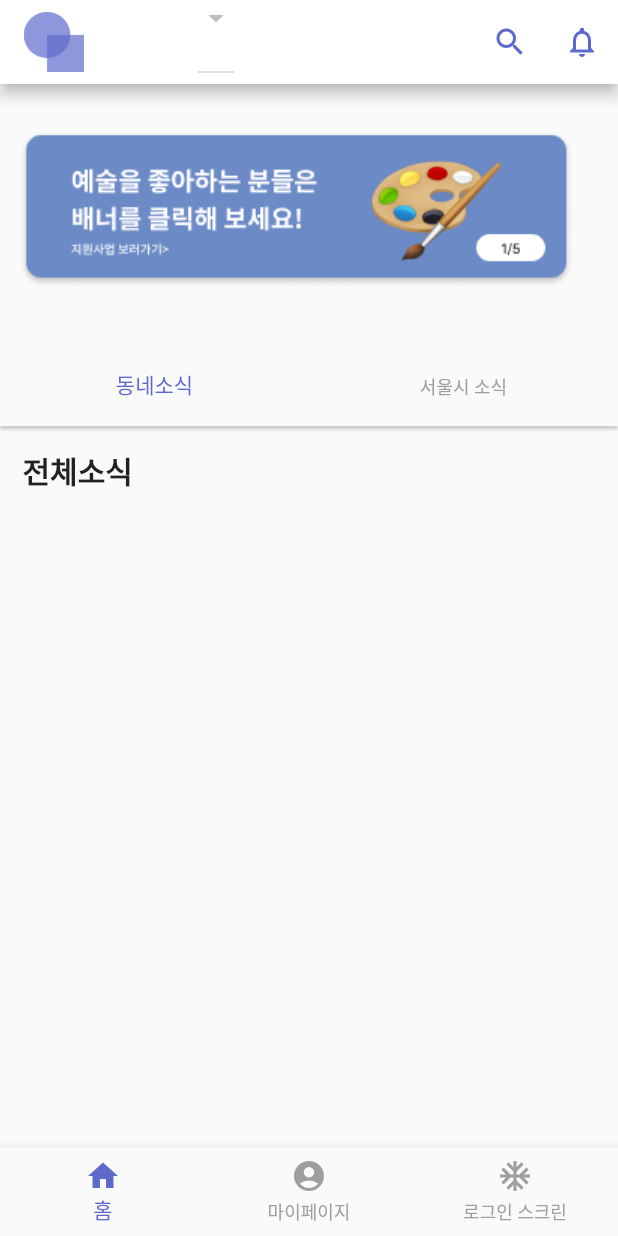
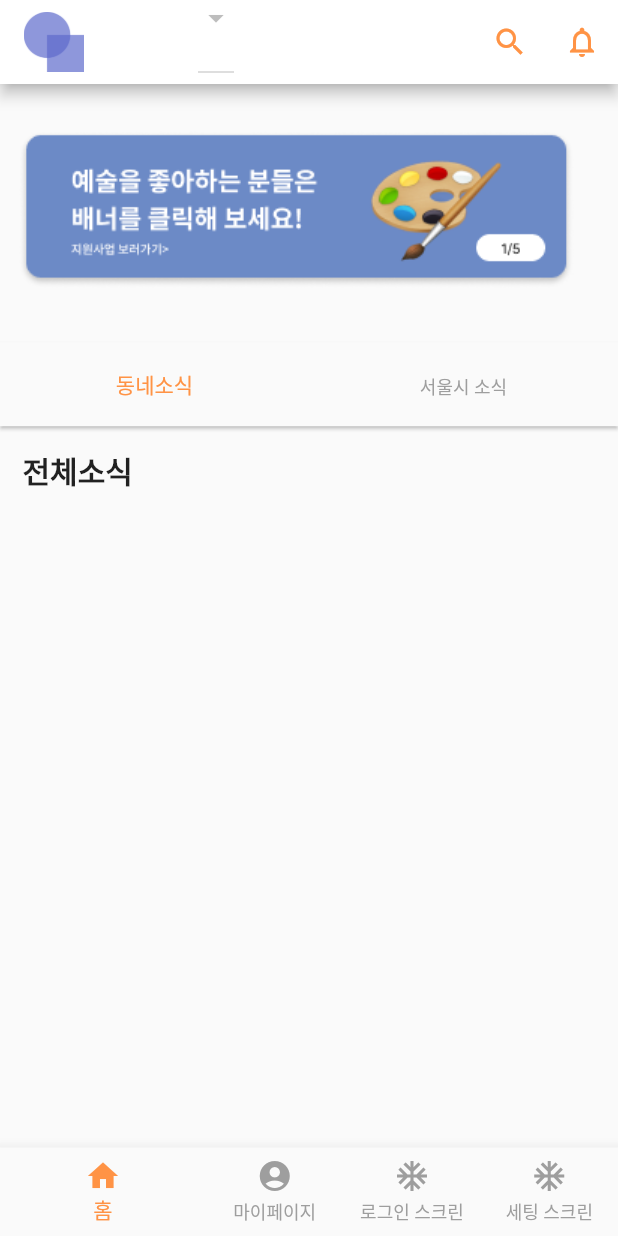
Before and after one commit to yeon220629/dongnerang, a Flutter app: the screen it shows after launch, on a phone screen of 412 x 824 dp. Run offline on Flutter 3.47's test engine with Material 2 defaults, Android fonts, the phone set to English and light mode, and no system bars; our stand-ins replace cached_network_image, cloud_firestore, firebase_auth, firebase_core, firebase_storage, flutter_easyloading and 9 more; missing offline and left inert: flutter_inappwebview, kakao_flutter_sdk, material_tag_editor; accounts and stored records are empty.

Commit message:
webview ui 수정

```diff
--- a/lib/constants/colors.constants.dart
+++ b/lib/constants/colors.constants.dart
@@ -4,7 +4,7 @@ class AppColors {
   static const black = Color(0xff000000);
   static const text = Colors.black87;
   static const white = Color(0xffffffff);
-  static const primary = Color(0xff5d6acb);
+  static const primary = Color(0xffFF9345);
   static const red = Color(0xffff7777);
   static const grey = Colors.grey;
   static const hintText = Color(0xffbcbcbc);
--- a/lib/screens/mainScreen.dart
+++ b/lib/screens/mainScreen.dart
@@ -179,7 +179,7 @@ class freeComponentviewpageState extends State<freeComponent_viewpage> {
         child: Scaffold(
           appBar: AppBar(
             backgroundColor: Colors.white,
-            foregroundColor: Color(0xff5d6acb),
+            foregroundColor: AppColors.primary,
             title: Container(
                 width: 40,
                 child: Image.asset("assets/images/app_logo.png"),
@@ -224,7 +224,10 @@ class freeComponentviewpageState extends State<freeComponent_viewpage> {
               }, icon: const Icon(Icons.notifications_none_outlined)),
             ],
           ),
-          body: SizedBox(
+
+
+          body:
+          SizedBox(
             height: size.height,
             child: Column(
               children: <Widget>[
--- a/lib/screens/mainScreenBar.dart
+++ b/lib/screens/mainScreenBar.dart
@@ -1,5 +1,6 @@
 import 'package:dongnerang/screens/private.setting.screen.dart';
 import 'package:dongnerang/screens/search.screen.dart';
+import 'package:dongnerang/screens/splash.screen.dart';
 import 'package:flutter/material.dart';
 import 'package:get/get.dart';
 
@@ -75,16 +76,16 @@ class mainScreenState extends State<mainScreen> {
                             ),
                             label: "로그인 스크린"
                         ),
-                        // BottomNavigationBarItem(
-                        //     icon: Icon(
-                        //       Icons.ac_unit,
-                        //       color:
-                        //         navigationController.currentBottomMenuIndex.value == 3
-                        //           ? AppColors.primary
-                        //           : AppColors.grey,
-                        //     ),
-                        //     label: "세팅 스크린"
-                        // ),
+                        BottomNavigationBarItem(
+                            icon: Icon(
+                              Icons.ac_unit,
+                              color:
+                                navigationController.currentBottomMenuIndex.value == 3
+                                  ? AppColors.primary
+                                  : AppColors.grey,
+                            ),
+                            label: "세팅 스크린"
+                        ),
                       ],
                       onTap: (index) {
                         // print(index);
@@ -103,7 +104,8 @@ class mainScreenState extends State<mainScreen> {
               freeComponent_viewpage(),
               mypageScreen(),
               // privateSettingScreen(),
-              LoginScreen()
+              LoginScreen(),
+              // SplashScreen()
             ],
           )
       ),
```
Also changed, not shown: lib/screens/splash.screen.dart (+4 -7 lines), lib/screens/url.load.screen.dart (+88 -53 lines).
